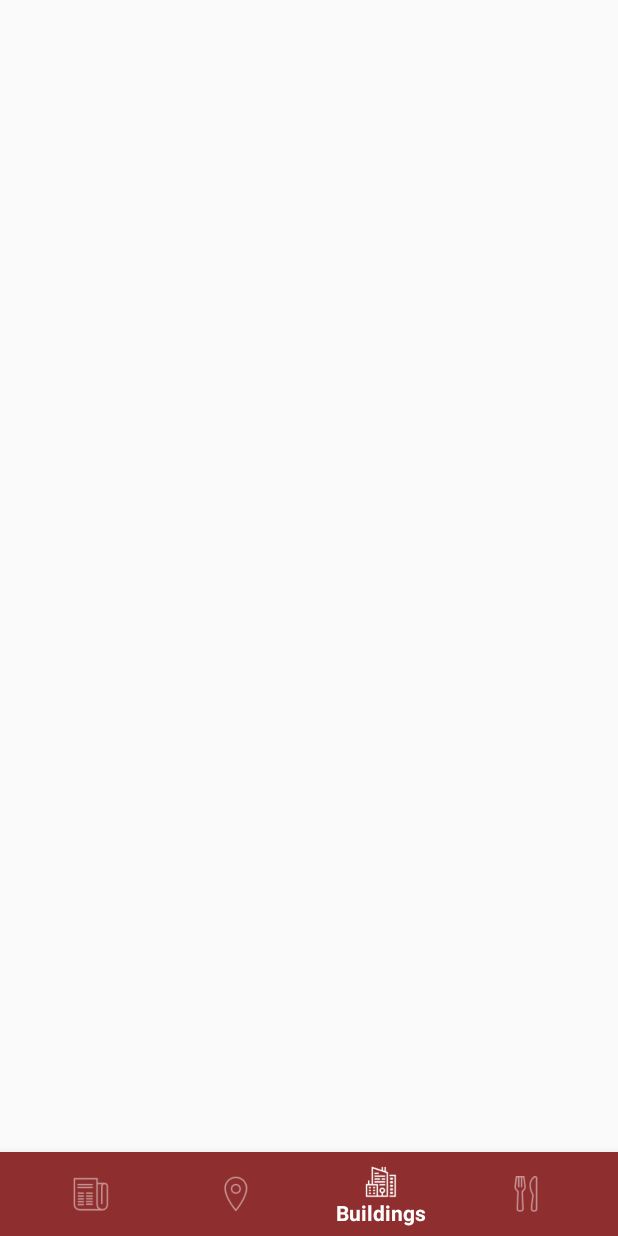
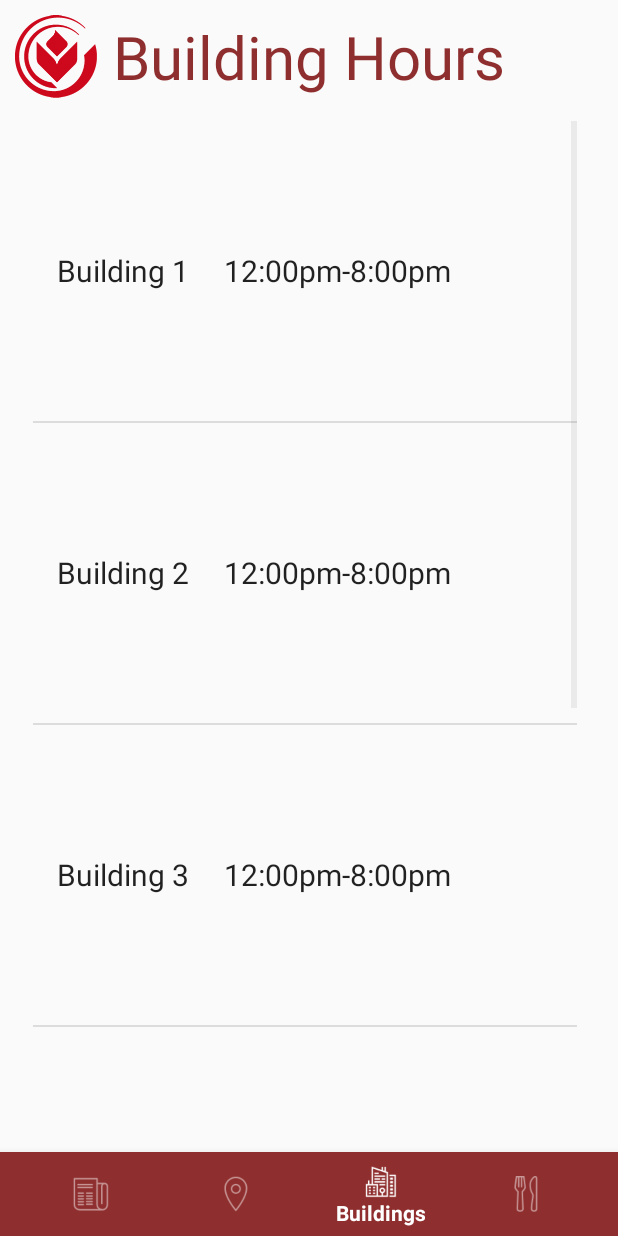
Before and after one commit to jiahuij/club-mobile-app-project, an Android app: the Building_Hours screen opened directly, with no data from a screen before it, on a phone screen of 412 x 824 dp. Run offline under Robolectric (Android 15) with nearby library versions, the phone set to English and light mode, and no system bars.

Commit message:
building page created

```diff
--- a/app/src/main/AndroidManifest.xml
+++ b/app/src/main/AndroidManifest.xml
@@ -15,14 +15,14 @@
         <activity android:name=".Building_Hours" />
         <!-- <activity android:name=".Restaurants_Main" /> -->
         <activity android:name=".Restaurants_Main" />
-        <activity android:name=".Restaurants_Food_Menus">
+        <activity android:name=".Main_Menu">
             <intent-filter>
                 <action android:name="android.intent.action.MAIN" />
 
                 <category android:name="android.intent.category.LAUNCHER" />
             </intent-filter>
         </activity>
-        <activity android:name=".Main_Menu" />
+        <activity android:name=".Restaurants_Food_Menus" />
         <activity
             android:name=".Chime_Main_Tab"
             android:label="@string/title_activity_chime__main__tab"></activity>
--- a/app/src/main/java/com/example/derekjames/uiproject/Building_Hours.java
+++ b/app/src/main/java/com/example/derekjames/uiproject/Building_Hours.java
@@ -6,6 +6,15 @@ import android.support.design.widget.BottomNavigationView;
 import android.support.v7.app.AppCompatActivity;
 import android.os.Bundle;
 import android.view.MenuItem;
+import android.view.View;
+import android.view.ViewGroup;
+import android.widget.ArrayAdapter;
+import android.widget.ListView;
+import android.widget.TextView;
+
+import java.util.ArrayList;
+import java.util.Arrays;
+import java.util.List;
 
 public class Building_Hours extends AppCompatActivity {
 
@@ -50,5 +59,34 @@ public class Building_Hours extends AppCompatActivity {
         });
         ////////////////////////////////////////
 
+
+
+        ////////////////adds array into the listview
+        String[] restaurantsArray = new String[] {
+                "Building 1     12:00pm-8:00pm",
+                "Building 2     12:00pm-8:00pm",
+                "Building 3     12:00pm-8:00pm",
+                "Building 4     12:00pm-8:00pm",
+                "Building 5     12:00pm-8:00pm",
+                "Building 6     12:00pm-8:00pm",
+        };
+        final ListView restaurantListView = (ListView) findViewById(R.id.BuildingHoursListView);
+        final List<String> myList = new ArrayList<String>(Arrays.asList(restaurantsArray));
+        final ArrayAdapter<String> arrayAdapter = new ArrayAdapter<String> (this, android.R.layout.simple_list_item_1, myList) {
+            @Override public View getView(int pos, View convertView, ViewGroup parent) {
+                View view = super.getView(pos, convertView,parent);
+                ViewGroup.LayoutParams parameters = view.getLayoutParams();
+                parameters.height = 300;
+                TextView text = (TextView) view.findViewById(android.R.id.text1);
+                view.setLayoutParams(parameters);
+                text.setTextSize(20);
+                return  view;
+            }
+        };
+        restaurantListView.setAdapter(arrayAdapter);
+        /////////////////////////////////////////////////////////////////////////////////////////////
+
+
+
     }
 }
--- a/app/src/main/res/layout/activity_building__hours.xml
+++ b/app/src/main/res/layout/activity_building__hours.xml
@@ -19,4 +19,54 @@
         app:layout_constraintStart_toStartOf="parent"
         app:menu="@menu/tab_items" />
 
+    <ListView
+        android:id="@+id/BuildingHoursListView"
+        android:layout_width="368dp"
+        android:layout_height="0dp"
+        android:layout_marginTop="75dp"
+        android:paddingBottom="5dp"
+        android:paddingRight="5dp"
+        android:paddingTop="5dp"
+
+        app:layout_constraintBottom_toTopOf="@+id/tabBar"
+        app:layout_constraintEnd_toEndOf="parent"
+        app:layout_constraintStart_toStartOf="parent"
+        app:layout_constraintTop_toTopOf="parent">
+
+    </ListView>
+
+    <TextView
+        android:id="@+id/textView4"
+        android:layout_width="0dp"
+        android:layout_height="75dp"
+        android:layout_marginEnd="10dp"
+        android:layout_marginLeft="75dp"
+        android:layout_marginRight="10dp"
+        android:layout_marginStart="75dp"
+        android:gravity="fill_vertical"
+        android:text="Building Hours"
+        android:textColor="@color/TabBarColor"
+        android:textSize="40sp"
+        app:layout_constraintBottom_toTopOf="@+id/BuildingHoursListView"
+        app:layout_constraintEnd_toEndOf="parent"
+        app:layout_constraintStart_toStartOf="parent"
+        app:layout_constraintTop_toTopOf="parent" />
+
+    <ImageView
+        android:id="@+id/imageView9"
+        android:layout_width="0dp"
+        android:layout_height="0dp"
+        android:layout_marginBottom="10dp"
+        android:layout_marginEnd="10dp"
+        android:layout_marginLeft="10dp"
+        android:layout_marginRight="10dp"
+        android:layout_marginStart="10dp"
+        android:layout_marginTop="10dp"
+        app:layout_constraintBottom_toTopOf="@+id/BuildingHoursListView"
+        app:layout_constraintEnd_toStartOf="@+id/textView4"
+        app:layout_constraintStart_toStartOf="parent"
+        app:layout_constraintTop_toTopOf="parent"
+        app:srcCompat="@drawable/biola_icon_red" />
+
+
 </android.support.constraint.ConstraintLayout>
```
Also changed, not shown: app/src/main/java/com/example/derekjames/uiproject/Restaurants_Food_Menus.java (+8 -9 lines), app/src/main/res/layout/activity_restaurants__food__menus.xml (+8 -6 lines).
